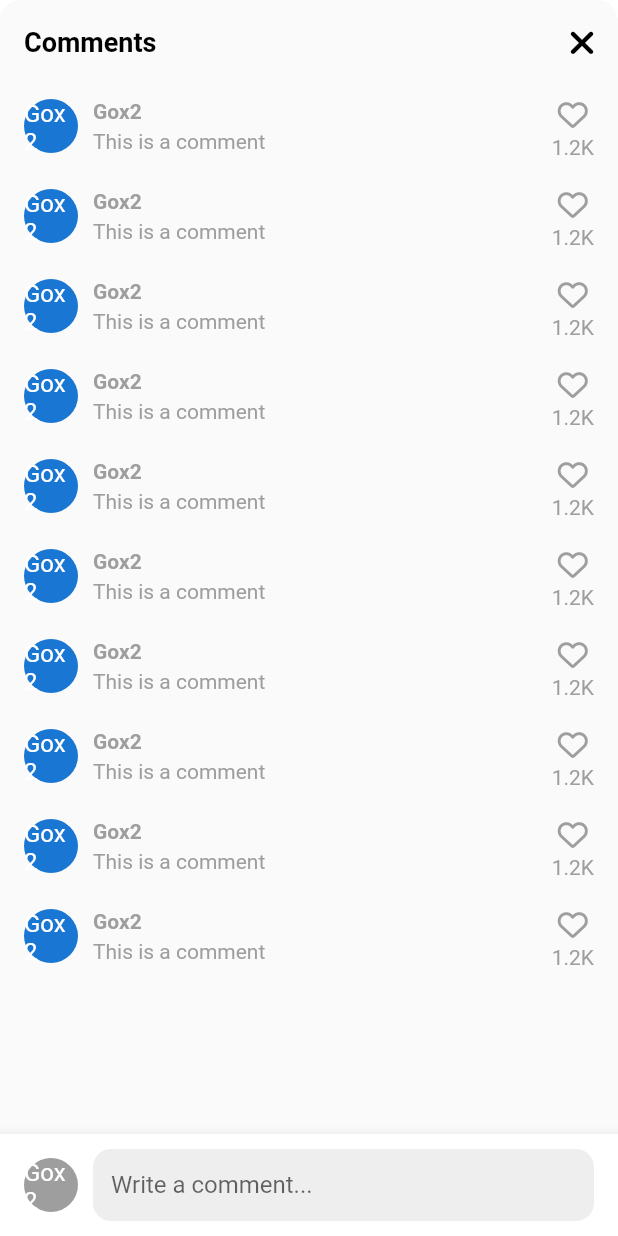
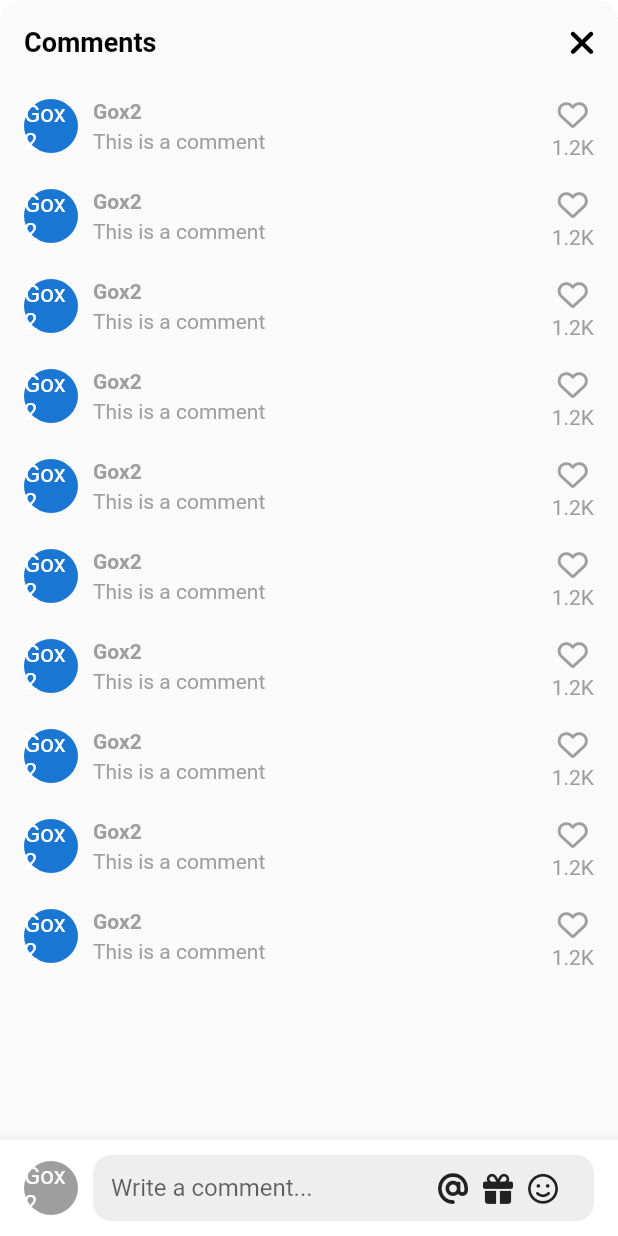
Before and after one commit to GoX2Maker/Flutter101, a Flutter app: the VideoComments screen opened directly, on a phone screen of 412 x 824 dp. Run offline on Flutter 3.47's test engine with Material 2 defaults, Android fonts, the light colour scheme and no system bars; our stand-ins replace flutter_blue_plus, font_awesome_flutter, video_player, visibility_detector; network calls fail.

Commit message:
Fix code - Comments 섹션 완료

```diff
--- a/tiktok_clone/lib/features/videos/widgets/video_comments.dart
+++ b/tiktok_clone/lib/features/videos/widgets/video_comments.dart
@@ -11,8 +11,24 @@ class VideoComments extends StatefulWidget {
 }
 
 class _VideoCommentsState extends State<VideoComments> {
+  bool _isWriting = false;
+  final ScrollController _scrollController = ScrollController();
+
   void _onClosePressed() {
     Navigator.of(context).pop();
+  }
+
+  void _stopWriting() {
+    FocusScope.of(context).unfocus();
+    setState(() {
+      _isWriting = false;
+    });
+  }
+
+  void _onStartWriting() {
+    setState(() {
+      _isWriting = true;
+    });
   }
 
   @override
@@ -40,13 +56,20 @@ class _VideoCommentsState extends State<VideoComments> {
             ),
           ],
         ),
-        body: Stack(
+        body: GestureDetector(
+          onTap: _stopWriting,
+          child: Stack(
             children: [
-            ListView.separated(
+              Scrollbar(
+                controller: _scrollController,
+                child: ListView.separated(
+                  controller: _scrollController,
                   separatorBuilder: (context, index) => Gaps.v20,
-              padding: const EdgeInsets.symmetric(
-                horizontal: Sizes.size16,
-                vertical: Sizes.size10,
+                  padding: const EdgeInsets.only(
+                    top: Sizes.size10,
+                    bottom: Sizes.size96 + Sizes.size20,
+                    right: Sizes.size16,
+                    left: Sizes.size16,
                   ),
                   itemCount: 10,
                   itemBuilder: (context, index) => Row(
@@ -100,6 +123,7 @@ class _VideoCommentsState extends State<VideoComments> {
                     ],
                   ),
                 ),
+              ),
               Positioned(
                 bottom: 0,
                 width: size.width,
@@ -119,7 +143,14 @@ class _VideoCommentsState extends State<VideoComments> {
                       ),
                       Gaps.h10,
                       Expanded(
+                        child: SizedBox(
+                          height: Sizes.size44,
                           child: TextField(
+                            onTap: _onStartWriting,
+                            expands: true,
+                            minLines: null,
+                            maxLines: null,
+                            textInputAction: TextInputAction.newline,
                             cursorColor: Theme.of(context).primaryColor,
                             decoration: InputDecoration(
                               hintText: "Write a comment...",
@@ -135,6 +166,44 @@ class _VideoCommentsState extends State<VideoComments> {
                                 horizontal: Sizes.size12,
                                 vertical: Sizes.size10,
                               ),
+                              suffixIcon: Padding(
+                                padding:
+                                    const EdgeInsets.only(right: Sizes.size14),
+                                child: Row(
+                                  mainAxisAlignment: MainAxisAlignment.end,
+                                  mainAxisSize: MainAxisSize.min,
+                                  children: [
+                                    FaIcon(
+                                      FontAwesomeIcons.at,
+                                      color: Colors.grey.shade900,
+                                      size: Sizes.size20,
+                                    ),
+                                    Gaps.h10,
+                                    FaIcon(
+                                      FontAwesomeIcons.gift,
+                                      color: Colors.grey.shade900,
+                                      size: Sizes.size20,
+                                    ),
+                                    Gaps.h10,
+                                    FaIcon(
+                                      FontAwesomeIcons.faceSmile,
+                                      color: Colors.grey.shade900,
+                                      size: Sizes.size20,
+                                    ),
+                                    Gaps.h10,
+                                    if (_isWriting)
+                                      GestureDetector(
+                                        onTap: _stopWriting,
+                                        child: FaIcon(
+                                          FontAwesomeIcons.circleArrowUp,
+                                          color: Theme.of(context).primaryColor,
+                                          size: Sizes.size20,
+                                        ),
+                                      ),
+                                  ],
+                                ),
+                              ),
+                            ),
                           ),
                         ),
                       ),
@@ -145,6 +214,7 @@ class _VideoCommentsState extends State<VideoComments> {
             ],
           ),
         ),
+      ),
     );
   }
 }
```
Lines whose indentation alone changed are shown as unchanged.
